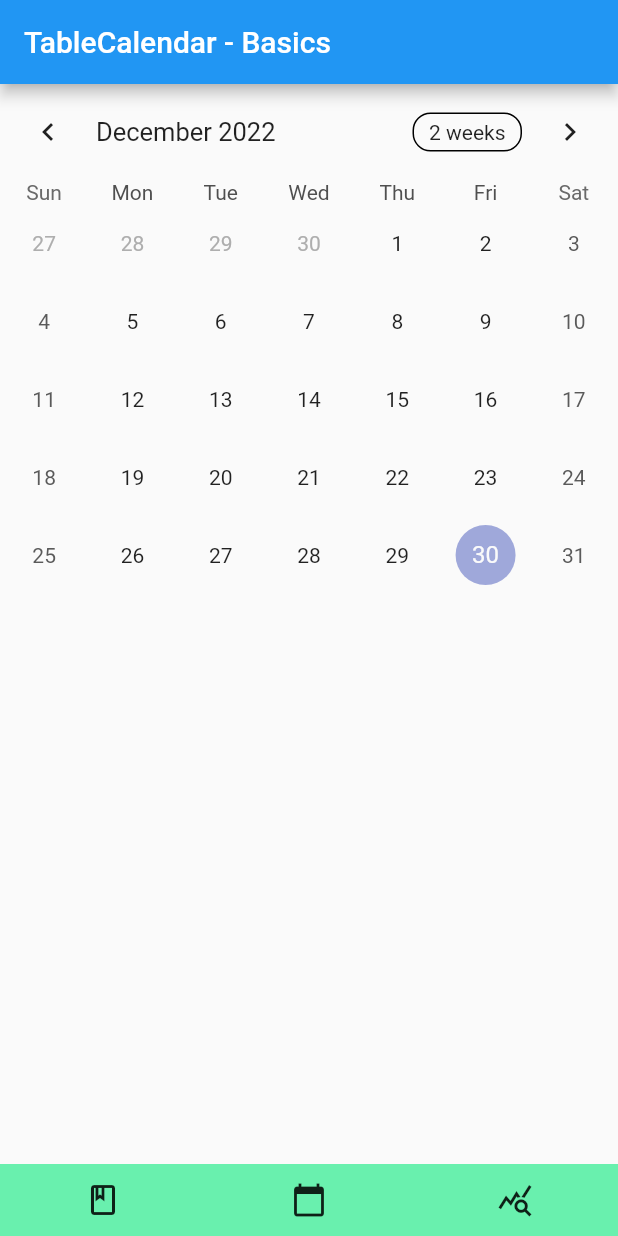
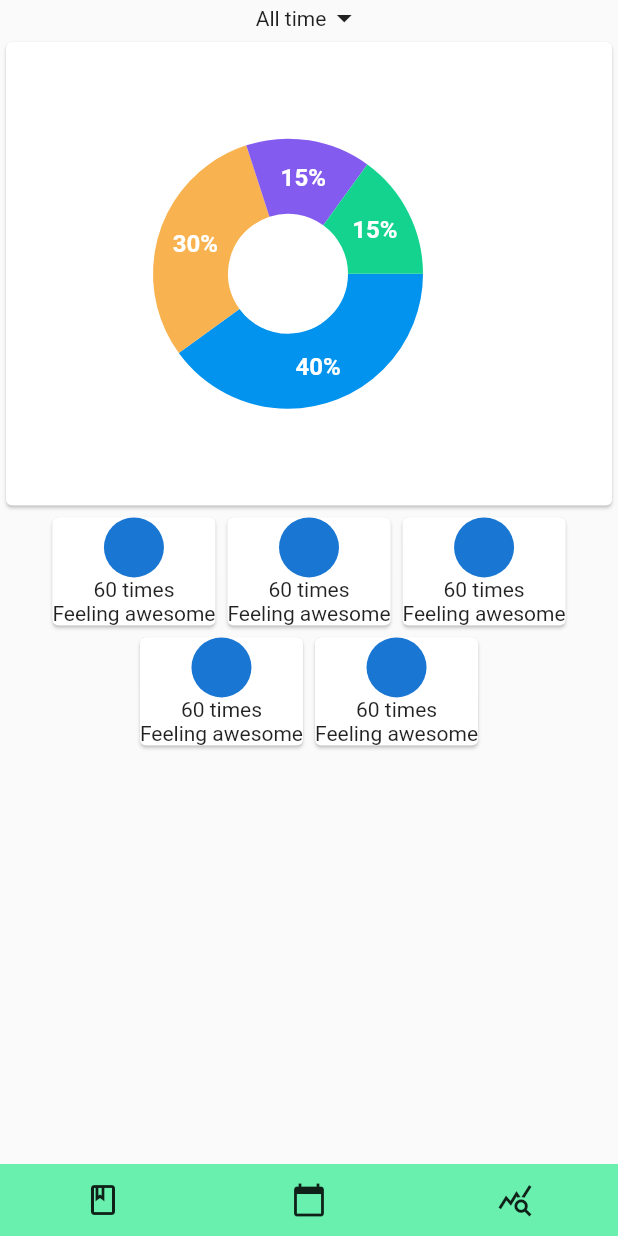
Before and after one commit to SulabhShrestha/MoodTracker, a Flutter app: the screen it shows after launch, item 3 of the bottom bar chosen, on a phone screen of 412 x 824 dp. Run offline on Flutter 3.47's test engine with Material 2 defaults, Android fonts, the phone set to English and light mode, and no system bars; drawn by our look-alikes of fl_chart, table_calendar; network calls fail.

Commit message:
Stats page skeleton created

```diff
--- a/lib/views/root_page.dart
+++ b/lib/views/root_page.dart
@@ -19,7 +19,7 @@ class _RootPageState extends State<RootPage> {
   final _pages = <Widget>[
     const HomePage(),
     const CalendarPage(),
-    SimpleTable(),
+    const StatsPage(),
   ];
 
   int index = 0;
--- a/lib/views/stats/stats_page.dart
+++ b/lib/views/stats/stats_page.dart
@@ -1,58 +1,26 @@
 import 'package:flutter/material.dart';
-import 'package:table_calendar/table_calendar.dart';
+import 'package:mood_tracker/views/stats/widgets/feeling_card.dart';
 
-import '../calendar/utils.dart';
+import 'widgets/drop_down_box.dart';
+import 'widgets/pie_chart.dart';
 
-class SimpleTable extends StatefulWidget {
-  @override
-  State<SimpleTable> createState() => _TableBasicsExampleState();
-}
-
-class _TableBasicsExampleState extends State<SimpleTable> {
-  CalendarFormat _calendarFormat = CalendarFormat.month;
-  DateTime _focusedDay = DateTime.now();
-  DateTime? _selectedDay;
+class StatsPage extends StatelessWidget {
+  const StatsPage({Key? key}) : super(key: key);
 
   @override
   Widget build(BuildContext context) {
     return Scaffold(
-      appBar: AppBar(
-        title: Text('TableCalendar - Basics'),
-      ),
-      body: TableCalendar(
-        firstDay: kFirstDay,
-        lastDay: kLastDay,
-        focusedDay: _focusedDay,
-        calendarFormat: _calendarFormat,
-        selectedDayPredicate: (day) {
-          // Use `selectedDayPredicate` to determine which day is currently selected.
-          // If this returns true, then `day` will be marked as selected.
-
-          // Using `isSameDay` is recommended to disregard
-          // the time-part of compared DateTime objects.
-          return isSameDay(_selectedDay, day);
-        },
-        onDaySelected: (selectedDay, focusedDay) {
-          if (!isSameDay(_selectedDay, selectedDay)) {
-            // Call `setState()` when updating the selected day
-            setState(() {
-              _selectedDay = selectedDay;
-              _focusedDay = focusedDay;
-            });
-          }
-        },
-        onFormatChanged: (format) {
-          if (_calendarFormat != format) {
-            // Call `setState()` when updating calendar format
-            setState(() {
-              _calendarFormat = format;
-            });
-          }
-        },
-        onPageChanged: (focusedDay) {
-          // No need to call `setState()` here
-          _focusedDay = focusedDay;
-        },
+      body: SafeArea(
+        child: Column(
+          children: <Widget>[
+            const DropDownButton(),
+            const DisplayPieChart(),
+            Wrap(
+              alignment: WrapAlignment.center,
+              children: List.generate(5, (index) => FeelingCard()),
+            ),
+          ],
+        ),
       ),
     );
   }
--- /dev/null
+++ b/lib/views/stats/widgets/drop_down_box.dart
@@ -0,0 +1,48 @@
+import 'package:flutter/material.dart';
+
+/// Responsible for displaying dropdownbox
+///
+class DropDownButton extends StatefulWidget {
+  const DropDownButton({Key? key}) : super(key: key);
+
+  @override
+  State<DropDownButton> createState() => _DropDownButtonState();
+}
+
+class _DropDownButtonState extends State<DropDownButton> {
+  String textToDisplay = "All time";
+
+  @override
+  Widget build(BuildContext context) {
+    return DropdownButtonHideUnderline(
+      child: PopupMenuButton<String>(
+        onSelected: (value) {
+          setState(() {
+            textToDisplay = value;
+          });
+        },
+        itemBuilder: (context) {
+          return [
+            const PopupMenuItem(child: Text("All time"), value: "All time"),
+            const PopupMenuItem(child: Text("Last week"), value: "Last week"),
+            const PopupMenuItem(child: Text("Last month"), value: "Last month"),
+            const PopupMenuItem(child: Text("Set date"), value: "Set date"),
+          ];
+        },
+        child: Padding(
+          padding: EdgeInsets.zero,
+          child: FittedBox(
+            child: Row(
+              mainAxisSize: MainAxisSize.max,
+              mainAxisAlignment: MainAxisAlignment.spaceBetween,
+              children: <Widget>[
+                Text(textToDisplay),
+                const Icon(Icons.arrow_drop_down),
+              ],
+            ),
+          ),
+        ),
+      ),
+    );
+  }
+}
--- /dev/null
+++ b/lib/views/stats/widgets/feeling_card.dart
@@ -0,0 +1,18 @@
+import 'package:flutter/material.dart';
+
+class FeelingCard extends StatelessWidget {
+  const FeelingCard({Key? key}) : super(key: key);
+
+  @override
+  Widget build(BuildContext context) {
+    return Card(
+      child: Column(
+        children: [
+          CircleAvatar(),
+          Text("60 times"),
+          Text("Feeling awesome"),
+        ],
+      ),
+    );
+  }
+}
--- a/pubspec.yaml
+++ b/pubspec.yaml
@@ -37,6 +37,7 @@ dependencies:
   # Use with the CupertinoIcons class for iOS style icons.
   cupertino_icons: ^1.0.2
   table_calendar: ^3.0.8
+  fl_chart: ^0.55.2
 
 dev_dependencies:
   flutter_test:
```
Also changed, not shown: lib/views/stats/widgets/pie_chart.dart (added, +122 -0 lines), pubspec.lock.
